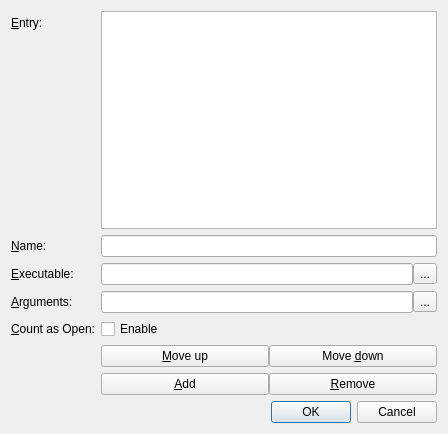
Above: src/optionexternaltoolsdialog.ui from ambiesoft/SceneExplorer before the change. Below: the same form after it.
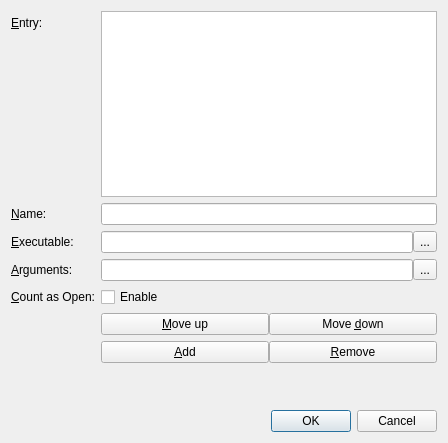
That is the form after the change.

Commit message: Button position of dialog

```diff
--- a/src/optionexternaltoolsdialog.ui
+++ b/src/optionexternaltoolsdialog.ui
@@ -7,7 +7,7 @@
     <x>0</x>
     <y>0</y>
     <width>448</width>
-    <height>434</height>
+    <height>443</height>
    </rect>
   </property>
   <property name="windowTitle">
@@ -181,7 +181,20 @@
      </property>
     </widget>
    </item>
-   <item row="17" column="1">
+   <item row="11" column="1">
+    <spacer name="verticalSpacer">
+     <property name="orientation">
+      <enum>Qt::Vertical</enum>
+     </property>
+     <property name="sizeHint" stdset="0">
+      <size>
+       <width>20</width>
+       <height>40</height>
+      </size>
+     </property>
+    </spacer>
+   </item>
+   <item row="16" column="1">
     <widget class="QDialogButtonBox" name="buttonBox">
      <property name="orientation">
       <enum>Qt::Horizontal</enum>
```
Left out of the diff: 8 changed lines with no effect on the pictures.
